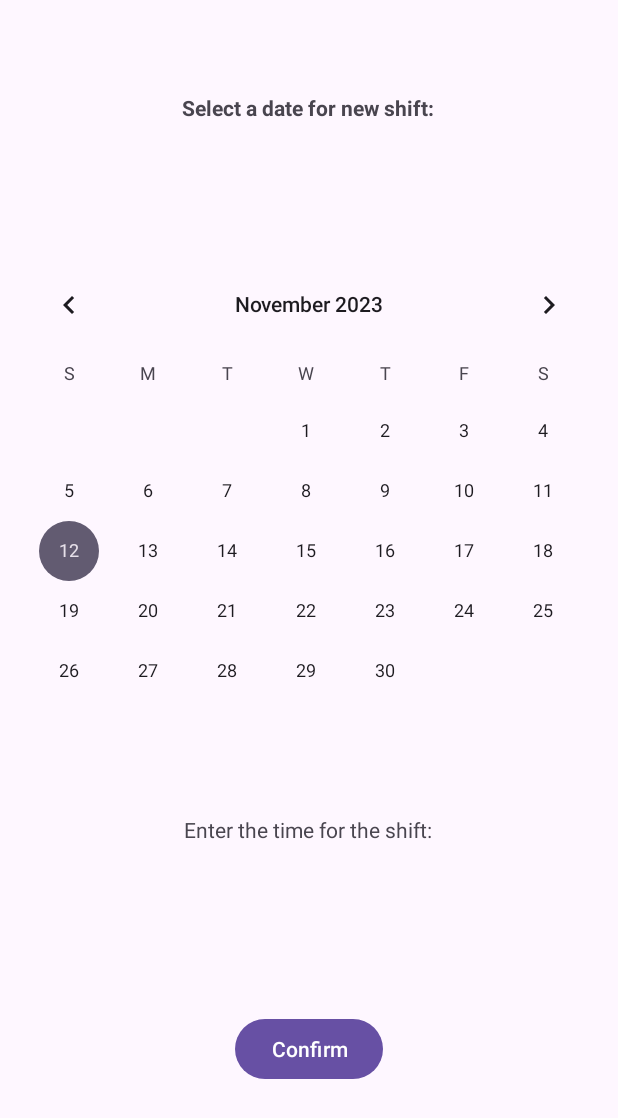
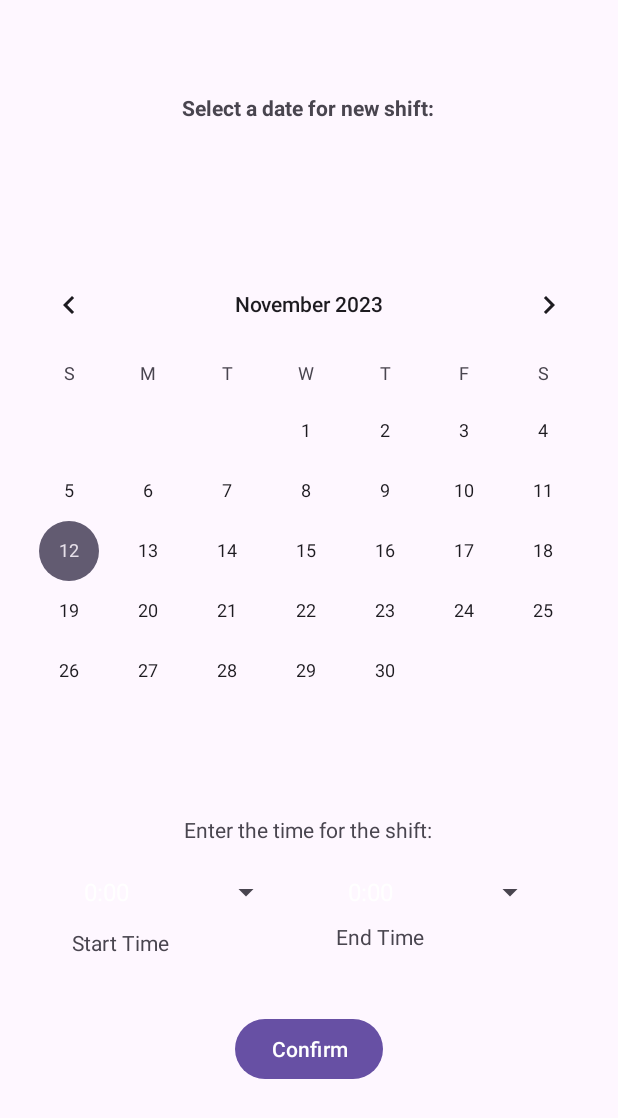
Before and after one commit to uOttawaSEGA2023/project-group-15, an Android app: the ShiftCreation screen opened directly, with no data from a screen before it, on a phone screen of 412 x 824 dp. Shown: the top 1118 px of the screen. Run offline under Robolectric (Android 15) with nearby library versions, the phone set to English and light mode, and no system bars.

Commit message:
Added drop downs for time start and end

```diff
--- a/app/src/main/java/com/example/seg_2105_project/ShiftCreation.java
+++ b/app/src/main/java/com/example/seg_2105_project/ShiftCreation.java
@@ -3,23 +3,26 @@ package com.example.seg_2105_project;
 import androidx.annotation.NonNull;
 import androidx.appcompat.app.AppCompatActivity;
 
+import android.content.Intent;
 import android.os.Bundle;
+import android.widget.ArrayAdapter;
 import android.widget.CalendarView;
+import android.widget.Spinner;
 import android.widget.Toast;
 
 import java.text.SimpleDateFormat;
+import java.util.ArrayList;
 import java.util.Calendar;
-import java.util.Date;
 import java.util.Locale;
 
 public class ShiftCreation extends AppCompatActivity {
 
     Calendar currentTime;
     Calendar calendar;
-
     CalendarView calendarView;
-
     boolean validDate;
+    Spinner timeStart;
+    Spinner timeEnd;
 
 
     @Override
@@ -29,8 +32,13 @@ public class ShiftCreation extends AppCompatActivity {
         calendarView = findViewById(R.id.calendarView);
         currentTime = Calendar.getInstance();
         calendar = Calendar.getInstance();
+        timeStart = findViewById(R.id.timeStartInput);
+        timeEnd = findViewById(R.id.timeEndInput);
         validDate = true;
 
+        //Get doctor
+        Intent intent = getIntent();
+        Doctor doctor = (Doctor) getIntent().getSerializableExtra("Doctor");
 
         calendarView.setOnDateChangeListener(new CalendarView.OnDateChangeListener() {
             @Override
@@ -46,6 +54,22 @@ public class ShiftCreation extends AppCompatActivity {
 
             }
         });
+
+        //Load times to time inputs
+        ArrayList<String> times = new ArrayList<>();
+        for (int i = 0; i <= 12; i ++) {
+            for (int j = 0; j <= 55; j += 5) {
+                if (j == 0 || j == 5)
+                    times.add(i + ":0" + j);
+                else
+                    times.add(i + ":" + j);
+            }
+        }
+        ArrayAdapter<String> adapter = new ArrayAdapter<String>(getApplicationContext(),
+                android.R.layout.simple_spinner_dropdown_item, times);
+        timeStart.setAdapter(adapter);
+        timeEnd.setAdapter(adapter);
+
     }
 
     // Method to check if the selected date from the calendarView is value (disregarding time)
--- a/app/src/main/res/layout/activity_shift_creation.xml
+++ b/app/src/main/res/layout/activity_shift_creation.xml
@@ -52,4 +52,41 @@
         app:layout_constraintStart_toStartOf="parent"
         app:layout_constraintTop_toBottomOf="@+id/calendarView" />
 
+    <Spinner
+        android:id="@+id/timeStartInput"
+        android:layout_width="140dp"
+        android:layout_height="32dp"
+        android:layout_marginStart="48dp"
+        android:layout_marginTop="16dp"
+        app:layout_constraintStart_toStartOf="parent"
+        app:layout_constraintTop_toBottomOf="@+id/textView13" />
+
+    <Spinner
+        android:id="@+id/timeEndInput"
+        android:layout_width="140dp"
+        android:layout_height="32dp"
+        android:layout_marginTop="16dp"
+        android:layout_marginEnd="48dp"
+        app:layout_constraintEnd_toEndOf="parent"
+        app:layout_constraintTop_toBottomOf="@+id/textView13" />
+
+    <TextView
+        android:id="@+id/textView11"
+        android:layout_width="wrap_content"
+        android:layout_height="wrap_content"
+        android:layout_marginStart="48dp"
+        android:layout_marginTop="8dp"
+        android:text="Start Time"
+        app:layout_constraintStart_toStartOf="parent"
+        app:layout_constraintTop_toBottomOf="@+id/timeStartInput" />
+
+    <TextView
+        android:id="@+id/textView14"
+        android:layout_width="wrap_content"
+        android:layout_height="wrap_content"
+        android:layout_marginTop="4dp"
+        android:text="End Time"
+        app:layout_constraintStart_toStartOf="@+id/timeEndInput"
+        app:layout_constraintTop_toBottomOf="@+id/timeEndInput" />
+
 </androidx.constraintlayout.widget.ConstraintLayout>
```
